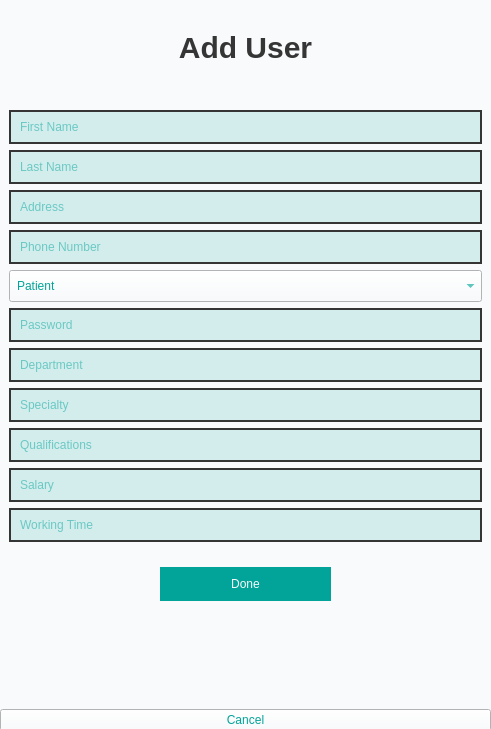
Before: the Qt Designer form src/gui/ui/Add_User.ui in RoronoaZoro321/Healthcare-Management-System, drawn with Qt 5.
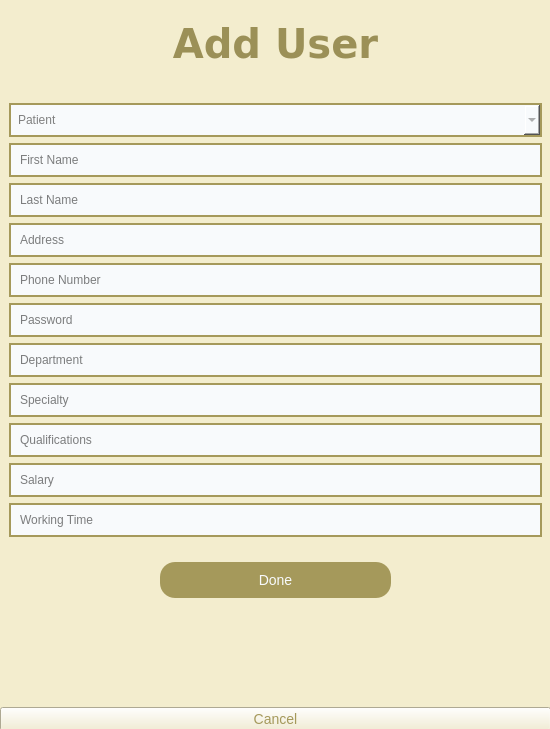
After: the same form once the commit is applied.

Commit message: update add_user font profile

What changed in the file:
```diff
--- a/src/gui/ui/Add_User.ui
+++ b/src/gui/ui/Add_User.ui
@@ -6,7 +6,7 @@
    <rect>
     <x>0</x>
     <y>0</y>
-    <width>491</width>
+    <width>550</width>
     <height>729</height>
    </rect>
   </property>
@@ -18,30 +18,31 @@
     <rect>
      <x>0</x>
      <y>0</y>
-     <width>491</width>
+     <width>551</width>
      <height>731</height>
     </rect>
    </property>
    <property name="styleSheet">
     <string notr="true">font: 700 11pt &quot;Microsoft YaHei UI&quot;;
 color: rgb(2, 164, 153);
-background-color: rgb(248, 250, 252);</string>
+background-color: #F3EDCE;</string>
    </property>
    <layout class="QGridLayout" name="gridLayout">
     <item row="0" column="0">
      <widget class="QLabel" name="label">
       <property name="font">
        <font>
-        <family>Microsoft YaHei UI</family>
-        <pointsize>-1</pointsize>
+        <family>Verdana</family>
+        <pointsize>30</pointsize>
         <italic>false</italic>
         <bold>true</bold>
        </font>
       </property>
       <property name="styleSheet">
-       <string notr="true">font-size: 30px;
-margin: 30px;
-color:  #353535;</string>
+       <string notr="true">margin: 20%;
+font: 700 30pt &quot;Verdana&quot;;
+color: #9B9057;
+</string>
       </property>
       <property name="text">
        <string>Add User</string>
@@ -66,6 +67,11 @@
     </item>
     <item row="5" column="0">
      <widget class="QPushButton" name="pushButton_2">
+      <property name="styleSheet">
+       <string notr="true">color: #A5995B;
+font-size: 14px;
+</string>
+      </property>
       <property name="text">
        <string>Cancel</string>
       </property>
@@ -75,11 +81,12 @@
      <widget class="QPushButton" name="pushButton">
       <property name="styleSheet">
        <string notr="true">QPushButton {
-	background-color: rgb(2, 164, 153);
+	background-color: #A5995B;
 	color: #F8FAFC;
 	margin: 10px 160px;
 	padding: 10px;
-	border-radius: none;
+	border-radius: 15px;
+	font-size: 14px
 }
 
 QPushButton:hover {
@@ -100,13 +107,50 @@
        <string notr="true">padding: 7px;</string>
       </property>
       <layout class="QVBoxLayout" name="verticalLayout">
+       <item>
+        <widget class="QComboBox" name="comboBox">
+         <property name="styleSheet">
+          <string notr="true">QComboBox {
+	background-color: #F8FAFC;
+	border: 2px solid #A5995B;
+	border-radius: 20px;
+	color: grey;
+}
+
+QComboBox:focus {
+	border: 3px solid #A5995B;
+}</string>
+         </property>
+         <item>
+          <property name="text">
+           <string>Patient</string>
+          </property>
+         </item>
+         <item>
+          <property name="text">
+           <string>Doctor</string>
+          </property>
+         </item>
+         <item>
+          <property name="text">
+           <string>Nurse</string>
+          </property>
+         </item>
+         <item>
+          <property name="text">
+           <string>Admin</string>
+          </property>
+         </item>
+        </widget>
+       </item>
        <item>
         <widget class="QLineEdit" name="lineEdit">
          <property name="styleSheet">
           <string notr="true">QLineEdit {
-	background-color: rgb(211, 237, 237);
-	border: 2px solid #353535;
+	background-color: #F8FAFC;
+	border: 2px solid #A5995B;
 	border-radius: 20px;
+	color: black;
 }
 
 QLineEdit:focus {
@@ -125,9 +169,10 @@
         <widget class="QLineEdit" name="lineEdit_2">
          <property name="styleSheet">
           <string notr="true">QLineEdit {
-	background-color: rgb(211, 237, 237);
-	border: 2px solid #353535;
+	background-color: #F8FAFC;
+	border: 2px solid #A5995B;
 	border-radius: 20px;
+	color: black;
 }
 
 QLineEdit:focus {
@@ -146,9 +191,10 @@
         <widget class="QLineEdit" name="lineEdit_3">
          <property name="styleSheet">
           <string notr="true">QLineEdit {
-	background-color: rgb(211, 237, 237);
-	border: 2px solid #353535;
+	background-color: #F8FAFC;
+	border: 2px solid #A5995B;
 	border-radius: 20px;
+	color: black;
 }
 
 QLineEdit:focus {
@@ -167,9 +213,10 @@
         <widget class="QLineEdit" name="lineEdit_4">
          <property name="styleSheet">
           <string notr="true">QLineEdit {
-	background-color: rgb(211, 237, 237);
-	border: 2px solid #353535;
+	background-color: #F8FAFC;
+	border: 2px solid #A5995B;
 	border-radius: 20px;
+	color: black;
 }
 
 QLineEdit:focus {
@@ -184,37 +231,14 @@
          </property>
         </widget>
        </item>
-       <item>
-        <widget class="QComboBox" name="comboBox">
-         <item>
-          <property name="text">
-           <string>Patient</string>
-          </property>
-         </item>
-         <item>
-          <property name="text">
-           <string>Doctor</string>
-          </property>
-         </item>
-         <item>
-          <property name="text">
-           <string>Nurse</string>
-          </property>
-         </item>
-         <item>
-          <property name="text">
-           <string>Admin</string>
-          </property>
-         </item>
-        </widget>
-       </item>
        <item>
         <widget class="QLineEdit" name="lineEdit_5">
          <property name="styleSheet">
           <string notr="true">QLineEdit {
-	background-color: rgb(211, 237, 237);
-	border: 2px solid #353535;
+	background-color: #F8FAFC;
+	border: 2px solid #A5995B;
 	border-radius: 20px;
+	color: black;
 }
 
 QLineEdit:focus {
@@ -233,9 +257,10 @@
         <widget class="QLineEdit" name="lineEdit_6">
          <property name="styleSheet">
           <string notr="true">QLineEdit {
-	background-color: rgb(211, 237, 237);
-	border: 2px solid #353535;
+	background-color: #F8FAFC;
+	border: 2px solid #A5995B;
 	border-radius: 20px;
+	color: black;
 }
 
 QLineEdit:focus {
@@ -254,9 +279,10 @@
         <widget class="QLineEdit" name="lineEdit_7">
          <property name="styleSheet">
           <string notr="true">QLineEdit {
-	background-color: rgb(211, 237, 237);
-	border: 2px solid #353535;
+	background-color: #F8FAFC;
+	border: 2px solid #A5995B;
 	border-radius: 20px;
+	color: black;
 }
 
 QLineEdit:focus {
@@ -275,9 +301,10 @@
         <widget class="QLineEdit" name="lineEdit_8">
          <property name="styleSheet">
           <string notr="true">QLineEdit {
-	background-color: rgb(211, 237, 237);
-	border: 2px solid #353535;
+	background-color: #F8FAFC;
+	border: 2px solid #A5995B;
 	border-radius: 20px;
+	color: black;
 }
 
 QLineEdit:focus {
@@ -296,9 +323,10 @@
         <widget class="QLineEdit" name="lineEdit_9">
          <property name="styleSheet">
           <string notr="true">QLineEdit {
-	background-color: rgb(211, 237, 237);
-	border: 2px solid #353535;
+	background-color: #F8FAFC;
+	border: 2px solid #A5995B;
 	border-radius: 20px;
+	color: black;
 }
 
 QLineEdit:focus {
@@ -317,9 +345,10 @@
         <widget class="QLineEdit" name="lineEdit_10">
          <property name="styleSheet">
           <string notr="true">QLineEdit {
-	background-color: rgb(211, 237, 237);
-	border: 2px solid #353535;
+	background-color: #F8FAFC;
+	border: 2px solid #A5995B;
 	border-radius: 20px;
+	color: black;
 }
 
 QLineEdit:focus {
```
Left out of the diff: 22 changed lines with no effect on the pictures. The commit also changes 8 other files.
